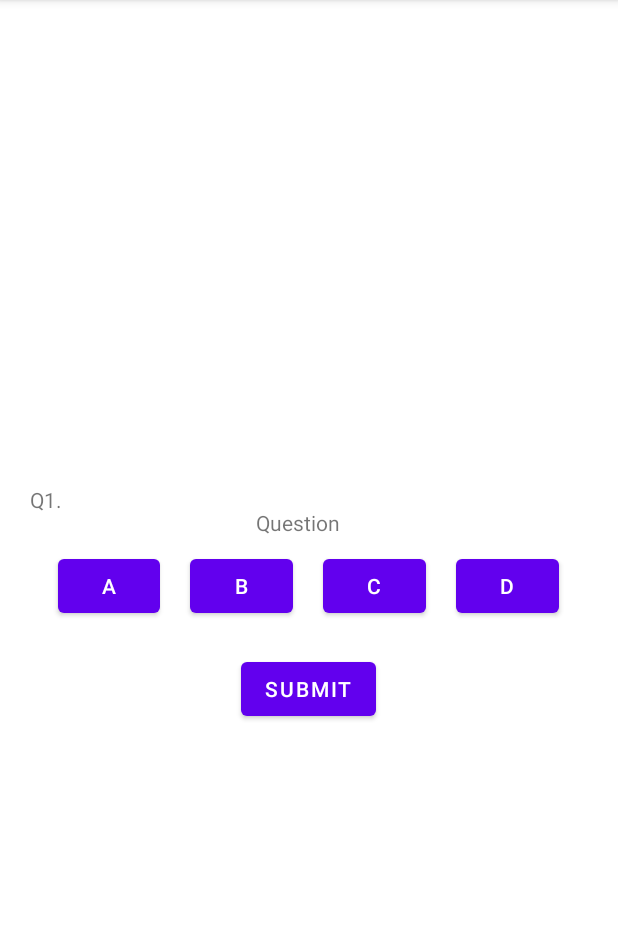
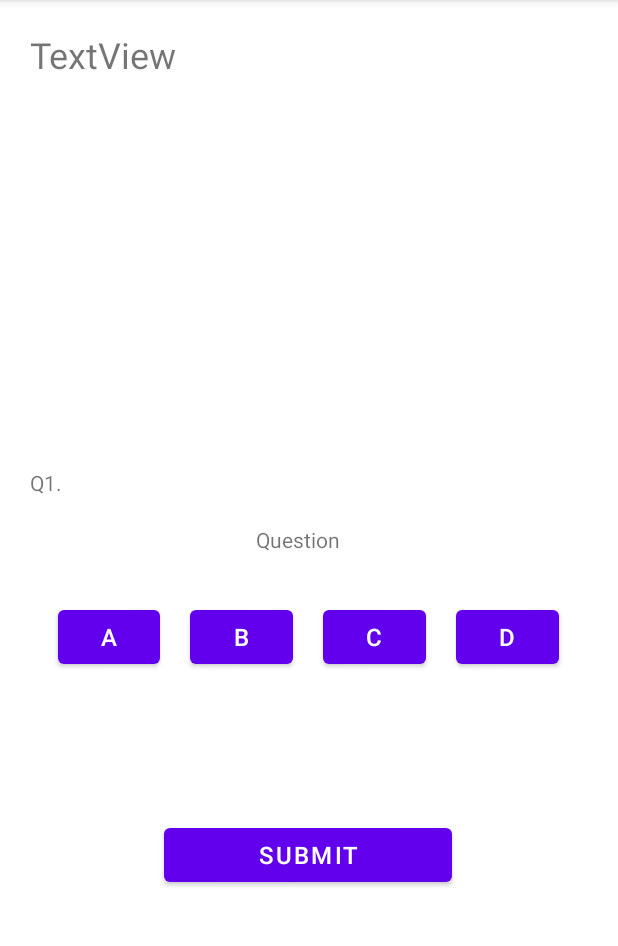
Before and after one commit to Shreyan-12345/QuestionApp-Demon-_Agora, an Android app: the MainActivity screen opened directly, with no data from a screen before it, on a phone screen of 412 x 824 dp, the part 84-1030 px from its top. Run offline under Robolectric (Android 15) with nearby library versions, the phone set to English and light mode, and no system bars.

Commit message:
Initial Commit

```diff
--- a/app/src/main/java/com/example/myapplication/MainActivity.java
+++ b/app/src/main/java/com/example/myapplication/MainActivity.java
@@ -5,14 +5,17 @@ import android.content.Intent;
 import android.os.Bundle;
 import android.view.View;
 import android.widget.Button;
+import android.widget.TextView;
 
 public class MainActivity extends AppCompatActivity {
     private Button nextbutton;
+    private Button A,B,C,D,Next;
+    private TextView QuestionTV, QuestionNumberTV;
     @Override
     protected void onCreate(Bundle savedInstanceState) {
         super.onCreate(savedInstanceState);
         setContentView(R.layout.activity_main);
-        nextbutton=(Button) findViewById(R.id.submit);
+        nextbutton=(Button) findViewById(R.id.idBtnSubmit);
     }
     public void openActivity2(View view)
     {
--- a/app/src/main/res/layout/activity_main.xml
+++ b/app/src/main/res/layout/activity_main.xml
@@ -11,27 +11,30 @@
     tools:context=".MainActivity">
 
     <Button
-        android:id="@+id/submit"
-        android:layout_width="wrap_content"
-        android:layout_height="wrap_content"
+        android:id="@+id/idBtnSubmit"
+        android:layout_width="192dp"
+        android:layout_height="48dp"
         android:onClick="openActivity2"
         android:text="submit"
+        android:textSize="16sp"
         app:layout_constraintBottom_toBottomOf="parent"
         app:layout_constraintEnd_toEndOf="parent"
         app:layout_constraintHorizontal_bias="0.498"
         app:layout_constraintStart_toStartOf="parent"
         app:layout_constraintTop_toTopOf="parent"
-        app:layout_constraintVertical_bias="0.611" />
+        app:layout_constraintVertical_bias="0.774" />
 
     <androidx.constraintlayout.widget.ConstraintLayout
         android:layout_width="match_parent"
-        android:layout_height="100dp"
+        android:layout_height="150dp"
         android:layout_marginTop="292dp"
         android:layout_marginBottom="1dp"
-        app:layout_constraintBottom_toTopOf="@+id/submit"
+        app:layout_constraintBottom_toTopOf="@+id/idBtnSubmit"
         app:layout_constraintEnd_toEndOf="parent"
+        app:layout_constraintHorizontal_bias="0.0"
         app:layout_constraintStart_toStartOf="parent"
-        app:layout_constraintTop_toTopOf="parent">
+        app:layout_constraintTop_toTopOf="parent"
+        app:layout_constraintVertical_bias="0.0">
 
         <TextView
             android:id="@+id/textView1"
@@ -60,40 +63,44 @@
             app:layout_constraintVertical_bias="0.897">
 
             <Button
-                android:id="@+id/A"
+                android:id="@+id/idBtnA"
                 android:layout_width="40dp"
                 android:layout_height="48dp"
                 android:layout_marginLeft="10dp"
                 android:layout_marginRight="10dp"
                 android:layout_weight="1"
-                android:text="A" />
+                android:text="A"
+                android:textSize="16sp" />
 
             <Button
-                android:id="@+id/B"
+                android:id="@+id/idBtnB"
                 android:layout_width="40dp"
                 android:layout_height="48dp"
                 android:layout_marginLeft="10dp"
                 android:layout_marginRight="10dp"
                 android:layout_weight="1"
-                android:text="@string/b" />
+                android:text="@string/b"
+                android:textSize="16sp" />
 
             <Button
-                android:id="@+id/C"
+                android:id="@+id/idBtnC"
                 android:layout_width="40dp"
                 android:layout_height="48dp"
                 android:layout_marginLeft="10dp"
                 android:layout_marginRight="10dp"
                 android:layout_weight="1"
-                android:text="@string/c" />
+                android:text="@string/c"
+                android:textSize="16sp" />
 
             <Button
-                android:id="@+id/D"
+                android:id="@+id/idBtnD"
                 android:layout_width="40dp"
                 android:layout_height="48dp"
                 android:layout_marginLeft="10dp"
                 android:layout_marginRight="10dp"
                 android:layout_weight="1"
-                android:text="@string/d" />
+                android:text="@string/d"
+                android:textSize="16sp" />
         </LinearLayout>
 
         <TextView
@@ -112,4 +119,13 @@
 
     </androidx.constraintlayout.widget.ConstraintLayout>
 
+    <TextView
+        android:id="@+id/textView3"
+        android:layout_width="wrap_content"
+        android:layout_height="wrap_content"
+        android:text="TextView"
+        android:textSize="24sp"
+        tools:layout_editor_absoluteX="16dp"
+        tools:layout_editor_absoluteY="16dp" />
+
 </androidx.constraintlayout.widget.ConstraintLayout>
```
